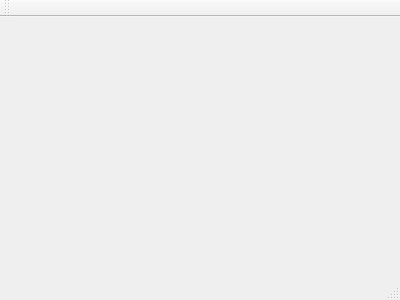
First picture: the form in SpaceTurtleSpeedTyping/GameWindow/gamewindow.ui, repository KunaalKumar/SATVocabTypingGame, before the edit.
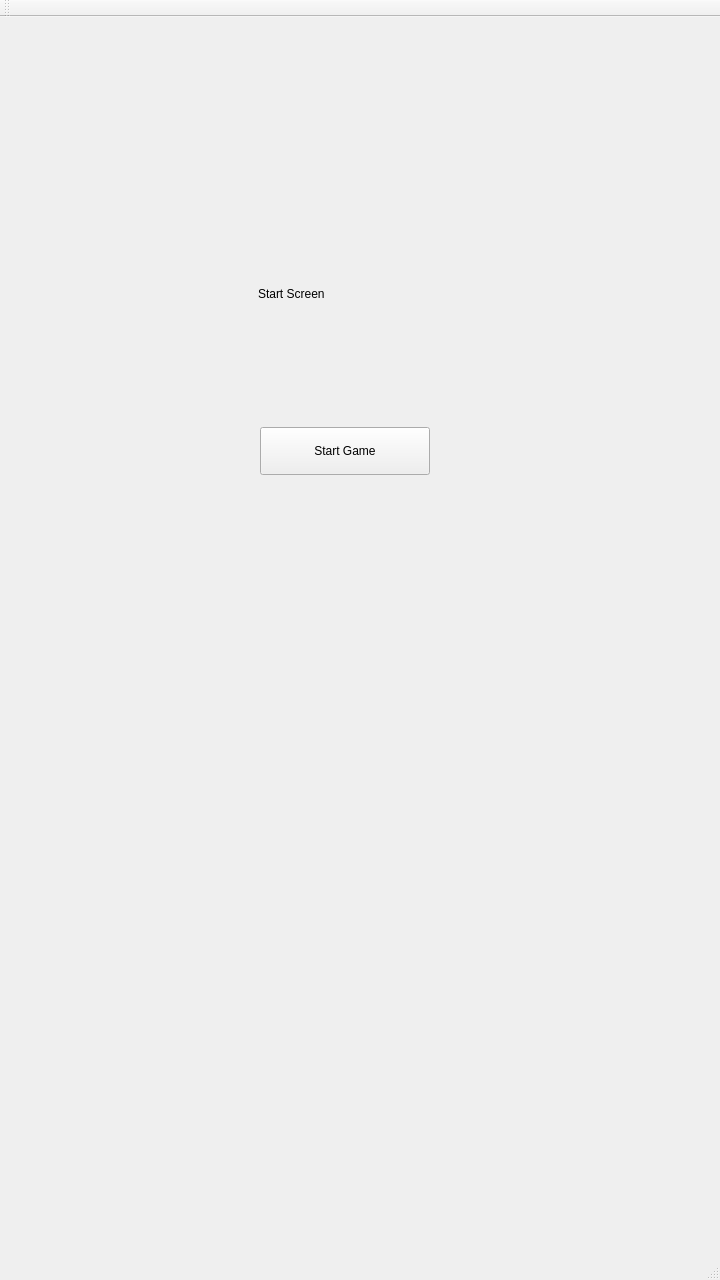
Second picture: the form after the edit.

Commit message: Creates 2 screens (Starting/game screens) with buttons to navigate between 2 views

What changed in the file:
```diff
--- a/SpaceTurtleSpeedTyping/GameWindow/gamewindow.ui
+++ b/SpaceTurtleSpeedTyping/GameWindow/gamewindow.ui
@@ -1,24 +1,106 @@
 <ui version="4.0">
  <class>GameWindow</class>
- <widget class="QMainWindow" name="GameWindow" >
-  <property name="geometry" >
+ <widget class="QMainWindow" name="GameWindow">
+  <property name="geometry">
    <rect>
     <x>0</x>
     <y>0</y>
-    <width>400</width>
-    <height>300</height>
+    <width>720</width>
+    <height>1280</height>
    </rect>
   </property>
   <property name="windowTitle" >
    <string>GameWindow</string>
   </property>
-  <widget class="QMenuBar" name="menuBar" />
-  <widget class="QToolBar" name="mainToolBar" />
-  <widget class="QWidget" name="centralWidget" />
-  <widget class="QStatusBar" name="statusBar" />
+  <widget class="QWidget" name="centralWidget">
+   <widget class="QStackedWidget" name="stackedWidget">
+    <property name="geometry">
+     <rect>
+      <x>0</x>
+      <y>0</y>
+      <width>721</width>
+      <height>1201</height>
+     </rect>
+    </property>
+    <widget class="QWidget" name="page">
+     <widget class="QLabel" name="label">
+      <property name="geometry">
+       <rect>
+        <x>258</x>
+        <y>260</y>
+        <width>171</width>
+        <height>34</height>
+       </rect>
+      </property>
+      <property name="text">
+       <string>Start Screen</string>
+      </property>
+     </widget>
+     <widget class="QPushButton" name="gameStartButton">
+      <property name="geometry">
+       <rect>
+        <x>260</x>
+        <y>410</y>
+        <width>170</width>
+        <height>48</height>
+       </rect>
+      </property>
+      <property name="text">
+       <string>Start Game</string>
+      </property>
+     </widget>
+    </widget>
+    <widget class="QWidget" name="page_2">
+     <widget class="QLabel" name="label_2">
+      <property name="geometry">
+       <rect>
+        <x>260</x>
+        <y>240</y>
+        <width>181</width>
+        <height>34</height>
+       </rect>
+      </property>
+      <property name="text">
+       <string>Game Screen</string>
+      </property>
+     </widget>
+     <widget class="QPushButton" name="endGameButton">
+      <property name="geometry">
+       <rect>
+        <x>270</x>
+        <y>410</y>
+        <width>170</width>
+        <height>48</height>
+       </rect>
+      </property>
+      <property name="text">
+       <string>End Game</string>
+      </property>
+     </widget>
+    </widget>
+   </widget>
+  </widget>
+  <widget class="QMenuBar" name="menuBar">
+   <property name="geometry">
+    <rect>
+     <x>0</x>
+     <y>0</y>
+     <width>720</width>
+     <height>39</height>
+    </rect>
+   </property>
+  </widget>
+  <widget class="QToolBar" name="mainToolBar">
+   <attribute name="toolBarArea">
+    <enum>TopToolBarArea</enum>
+   </attribute>
+   <attribute name="toolBarBreak">
+    <bool>false</bool>
+   </attribute>
+  </widget>
+  <widget class="QStatusBar" name="statusBar"/>
  </widget>
- <layoutDefault spacing="6" margin="11" />
- <pixmapfunction></pixmapfunction>
+ <layoutdefault spacing="6" margin="11"/>
  <resources/>
  <connections/>
 </ui>
```
Left out of the diff: 3 changed lines with no effect on the pictures. The commit also changes 2 other files.
